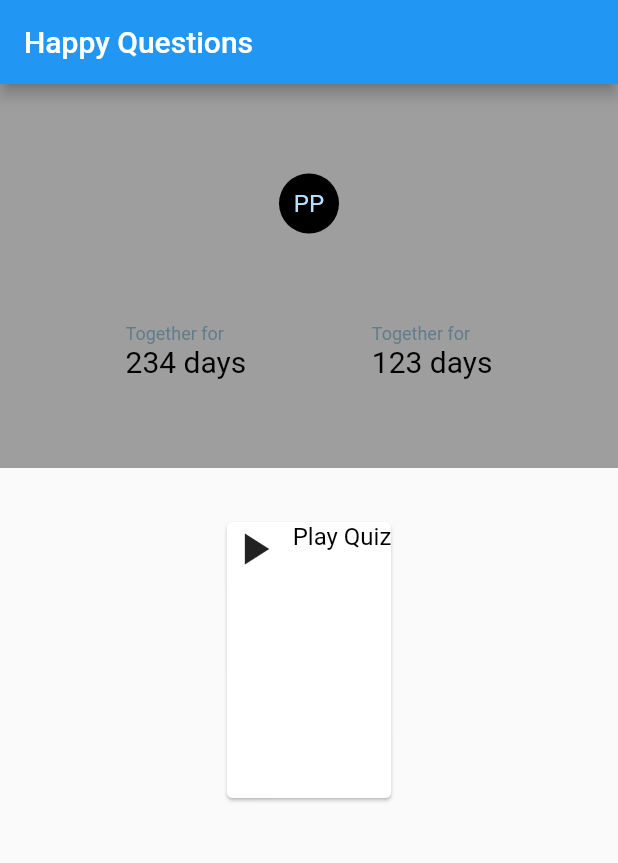
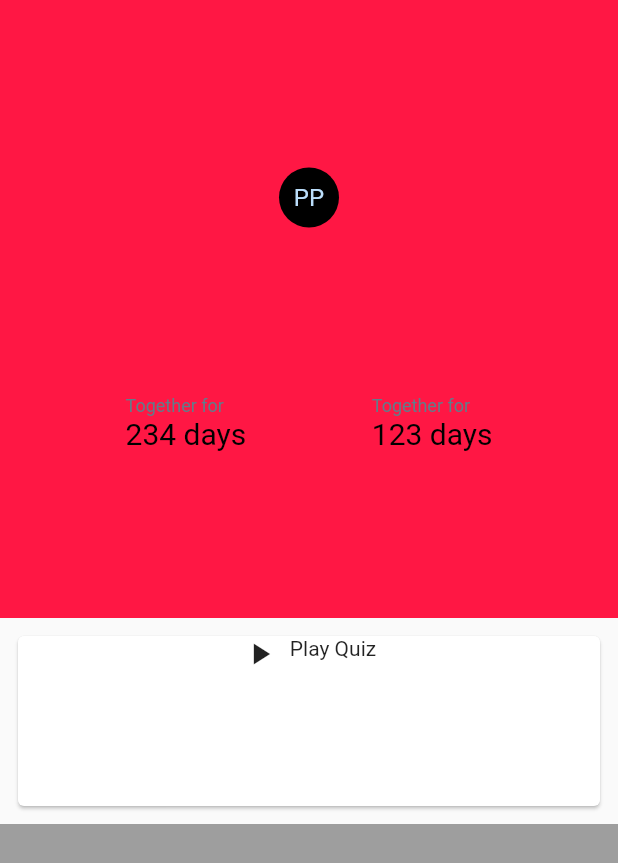
Before and after one commit to seimenx/happyquestions, a Flutter app: the screen it shows after launch, on a phone screen of 412 x 824 dp. Shown: the top 863 px of the screen. Run offline on Flutter 3.47's test engine with Material 2 defaults, Android fonts, the phone set to English and light mode, and no system bars.

Commit message:
just some models and shit, destroying the home view and shit

```diff
--- /dev/null
+++ b/lib/base/enums/question_type.dart
@@ -0,0 +1,6 @@
+enum QuestionType {
+  none,
+  sexual,
+  communication,
+  information,
+}
--- /dev/null
+++ b/lib/models/answer.dart
@@ -0,0 +1,4 @@
+class Answer {
+  String id;
+  String answerText;
+}
--- a/lib/styling/default_theme.dart
+++ b/lib/styling/default_theme.dart
@@ -3,6 +3,11 @@ import 'package:flutter/material.dart';
 class DefaultTheme{
 
   static final lightTheme = new ThemeData(
+    accentColor: Colors.redAccent[400],
+    accentColorBrightness: Brightness.light,
+    brightness: Brightness.light,
+    primaryColor: Colors.white,
+    primaryColorBrightness: Brightness.light,
 
   );
 
--- a/lib/views/home.dart
+++ b/lib/views/home.dart
@@ -1,28 +1,22 @@
 import 'package:flutter/material.dart';
 import 'package:happyquestions/app/string_resources.dart';
 import 'package:happyquestions/components/LabelText.dart';
-import 'package:happyquestions/components/icon_text_card.dart';
 import 'package:happyquestions/styling/dimens.dart';
 
 class Home extends StatelessWidget {
-
-  void onTap() {
-
-  }
+  void onTap() {}
 
   @override
   Widget build(BuildContext context) {
     return Scaffold(
-      appBar: AppBar(
-        title: Text(StringResources.AppTitle),
-      ),
-      body: Container(
+        body: SafeArea(
+          child: Container(
             child: Column(
               children: [
                 Expanded(
                   flex: 1,
                   child: Container(
-                color: Colors.grey,
+                    color: Theme.of(context).accentColor,
                     child: Column(
                       mainAxisAlignment: MainAxisAlignment.spaceEvenly,
                       crossAxisAlignment: CrossAxisAlignment.stretch,
@@ -30,10 +24,12 @@ class Home extends StatelessWidget {
                         Row(
                           mainAxisAlignment: MainAxisAlignment.center,
                           crossAxisAlignment: CrossAxisAlignment.center,
-                      children: [CircleAvatar(
+                          children: [
+                            CircleAvatar(
                               backgroundColor: Colors.black,
                               child: Text('PP'),
-                      )],
+                            )
+                          ],
                         ),
                         Row(
                           mainAxisAlignment: MainAxisAlignment.spaceEvenly,
@@ -41,12 +37,16 @@ class Home extends StatelessWidget {
                           children: [
                             Column(
                               children: [
-                            LabelText(label: StringResources.TogetherLabel, text: '234 days')
+                                LabelText(
+                                    label: StringResources.TogetherLabel,
+                                    text: '234 days')
                               ],
                             ),
                             Column(
                               children: [
-                            LabelText(label: StringResources.TogetherLabel, text: '123 days')
+                                LabelText(
+                                    label: StringResources.TogetherLabel,
+                                    text: '123 days')
                               ],
                             )
                           ],
@@ -57,29 +57,45 @@ class Home extends StatelessWidget {
                 ),
                 Expanded(
                   flex: 1,
+                  child: Column(
+                    mainAxisAlignment: MainAxisAlignment.center,
+                    crossAxisAlignment: CrossAxisAlignment.stretch,
+                    children: [
+                      Expanded(
+                        flex: 1,
+                        child: Padding(
+                          padding: Dimens.defaultMargin,
+                          child: Card(
+                            child: InkWell(
                               child: Row(
                                 mainAxisAlignment: MainAxisAlignment.center,
+                                crossAxisAlignment: CrossAxisAlignment.stretch,
+                                children: [
+                                  Column(
                                     crossAxisAlignment: CrossAxisAlignment.center,
                                     children: [
-                  Padding(
-                    padding: Dimens.extraLargeMargin,
-                    child: Expanded(child: IconTextCard(icon: Icon(Icons.play_arrow, size: Dimens.normalIcon,), text: 'Play Quiz',))),
+                                      Icon(Icons.play_arrow),
+                                    ],
+                                  ),
+                                  SizedBox(width: Dimens.defaultMarginDouble, height: 0),
+                                  Column(
+                                    crossAxisAlignment: CrossAxisAlignment.center,
+                                    children: [
+                                      Text('Play Quiz'),
+                                    ],
+                                  )
                                 ],
                               ),
                             ),
-            Expanded(
-              flex: 1,
-              child: Row(
-                mainAxisAlignment: MainAxisAlignment.center,
-                crossAxisAlignment: CrossAxisAlignment.center,
-                children: [
-                  Container(
-                    color: Colors.blue,
-                  )
+                          ),
+                        ),
+                      ),
+                      Expanded(child: Container(color: Colors.grey,), flex: 2,)
                     ],
                   ),
-            )
-          ] ,
+                ),
+              ],
+            ),
           ),
         )
     );
```
Also changed, not shown: lib/components/icon_text_card.dart (+10 -3 lines), lib/models/question.dart (added, +11 -0 lines), lib/views/question_answers.dart (added, +13 -0 lines), lib/views/question_result.dart (added, +13 -0 lines). Lines whose indentation alone changed are shown as unchanged.
